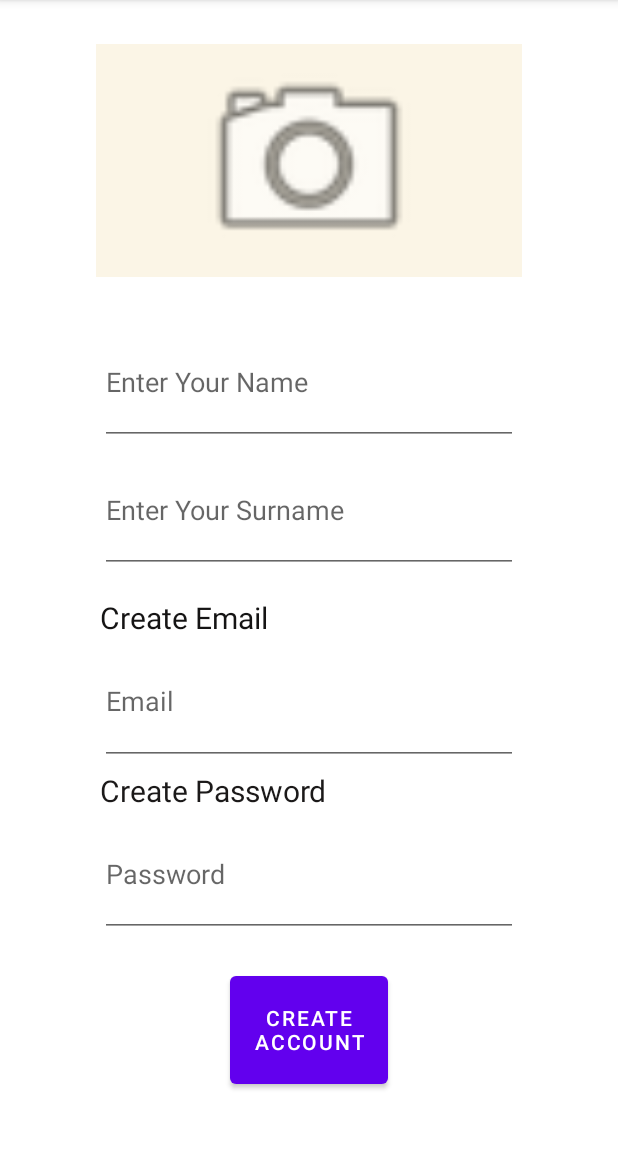
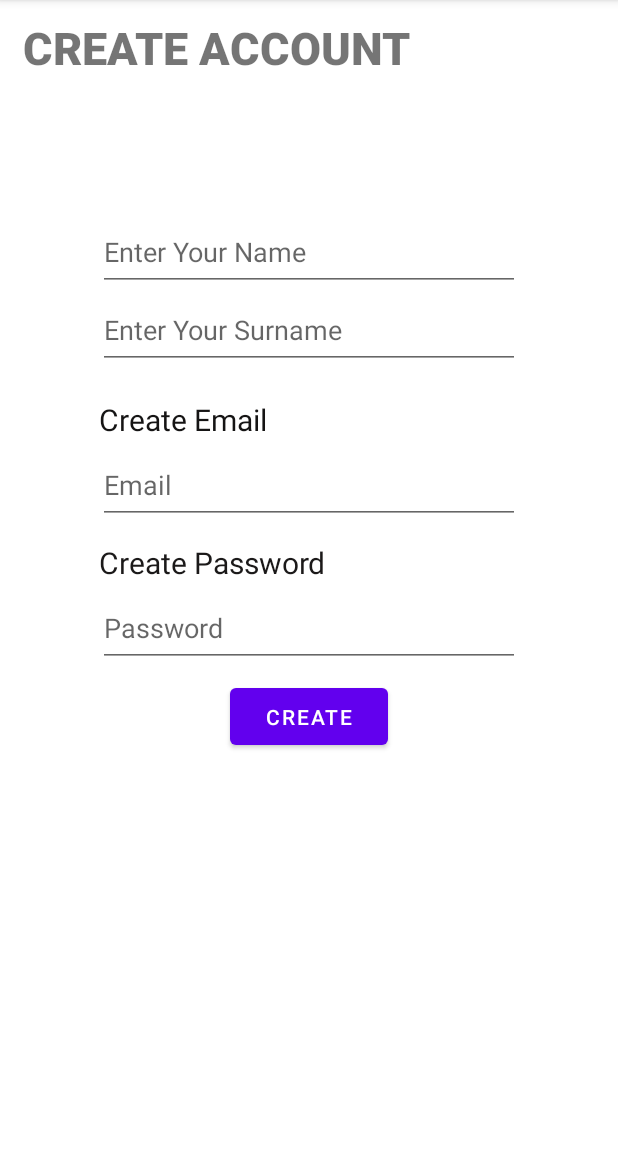
Before and after one commit to Osman0812/Seyahathanem, an Android app: the screen it shows after launch (LoginActivity), after a tap on "Create Account", on a phone screen of 412 x 824 dp, the part 84-1233 px from its top. Run offline under Robolectric (Android 15) with nearby library versions, the phone set to English and light mode, and no system bars; our stand-ins replace Firebase (no records; nobody signed in at launch, a user with empty details on screens opened directly).

```diff
--- a/app/src/main/java/com/example/seyahathanem/activities/ProfileActivity.kt
+++ b/app/src/main/java/com/example/seyahathanem/activities/ProfileActivity.kt
@@ -270,7 +270,8 @@ class ProfileActivity : AppCompatActivity() {
                     Picasso.get().load(profilePictureString).into(binding.imageView)
                     //binding.imageView.setImageURI(selectedPicture)
                 }else{
-                    Picasso.get().load(R.drawable.profilephoto).into(binding.imageView)
+                   // Picasso.get().load(R.drawable.noimg).into(binding.imageView)
+                    binding.imageView.setImageResource(R.drawable.profilephoto)
                 }
 
 
--- /dev/null
+++ b/app/src/main/res/drawable/message.xml
@@ -0,0 +1,5 @@
+<vector android:autoMirrored="true" android:height="24dp"
+    android:tint="#022CCB" android:viewportHeight="24"
+    android:viewportWidth="24" android:width="24dp" xmlns:android="http://schemas.android.com/apk/res/android">
+    <path android:fillColor="@android:color/white" android:pathData="M20,2L4,2c-1.1,0 -1.99,0.9 -1.99,2L2,22l4,-4h14c1.1,0 2,-0.9 2,-2L22,4c0,-1.1 -0.9,-2 -2,-2zM18,14L6,14v-2h12v2zM18,11L6,11L6,9h12v2zM18,8L6,8L6,6h12v2z"/>
+</vector>
--- a/app/src/main/res/layout/fragment_signup.xml
+++ b/app/src/main/res/layout/fragment_signup.xml
@@ -1,5 +1,4 @@
-<androidx.constraintlayout.widget.ConstraintLayout
-    xmlns:android="http://schemas.android.com/apk/res/android"
+<androidx.constraintlayout.widget.ConstraintLayout xmlns:android="http://schemas.android.com/apk/res/android"
     xmlns:app="http://schemas.android.com/apk/res-auto"
     xmlns:tools="http://schemas.android.com/tools"
     android:layout_width="match_parent"
@@ -7,118 +6,106 @@
     tools:context="com.example.seyahathanem.fragments.Signup">
 
     <TextView
-        android:id="@+id/textView2"
+        android:id="@+id/textView4"
         android:layout_width="wrap_content"
         android:layout_height="wrap_content"
-        android:text="Create Email"
-        android:textColor="#151414"
-        android:textSize="20sp"
-        app:layout_constraintBottom_toTopOf="@+id/signupEmailText"
-        app:layout_constraintStart_toStartOf="@+id/signupEmailText"
-        app:layout_constraintTop_toBottomOf="@+id/surnameText" />
+        android:fontFamily="sans-serif-black"
+        android:padding="10dp"
+        android:text="create account"
+        android:textAllCaps="true"
+        android:textSize="30sp"
+        app:layout_constraintEnd_toEndOf="parent"
+        app:layout_constraintHorizontal_bias="0.03"
+        app:layout_constraintStart_toStartOf="parent"
+        app:layout_constraintTop_toTopOf="parent">
+
+    </TextView>
+
+    <EditText
+        android:id="@+id/signupEmailText"
+        android:layout_width="281dp"
+        android:layout_height="52dp"
+        android:layout_marginTop="4dp"
+        android:autofillHints="emailAddress"
+        android:ems="10"
+        android:hint="Email"
+        android:inputType="textEmailAddress"
+        app:layout_constraintEnd_toEndOf="parent"
+        app:layout_constraintStart_toStartOf="parent"
+        app:layout_constraintTop_toBottomOf="@+id/textView2" />
+
+    <Button
+        android:id="@+id/createAccount"
+        android:layout_width="105dp"
+        android:layout_height="50dp"
+        android:layout_marginTop="8dp"
+        android:text="create"
+        app:layout_constraintEnd_toEndOf="parent"
+        app:layout_constraintStart_toStartOf="parent"
+        app:layout_constraintTop_toBottomOf="@+id/passwordText" />
 
     <TextView
         android:id="@+id/textView3"
         android:layout_width="wrap_content"
         android:layout_height="wrap_content"
+        android:layout_marginTop="12dp"
         android:text="Create Password"
         android:textColor="#1B1919"
         android:textSize="20sp"
-        app:layout_constraintBottom_toTopOf="@+id/passwordText"
-        app:layout_constraintStart_toStartOf="@+id/passwordText"
+        app:layout_constraintEnd_toEndOf="parent"
+        app:layout_constraintHorizontal_bias="0.251"
+        app:layout_constraintStart_toStartOf="parent"
         app:layout_constraintTop_toBottomOf="@+id/signupEmailText" />
 
-    <ImageView
-        android:id="@+id/profilePhoto"
-        android:layout_width="284dp"
-        android:layout_height="155dp"
-        android:layout_marginStart="66dp"
-        android:layout_marginTop="28dp"
-        android:layout_marginEnd="66dp"
-        android:layout_marginBottom="28dp"
-        android:background="#FBF5E6"
-        android:foregroundTint="#131111"
-        app:layout_constraintBottom_toTopOf="@+id/nameText"
+    <EditText
+        android:id="@+id/passwordText"
+        android:layout_width="281dp"
+        android:layout_height="52dp"
+        android:layout_marginTop="4dp"
+        android:autofillHints="password"
+        android:ems="10"
+        android:hint="Password"
+        android:inputType="textPassword"
         app:layout_constraintEnd_toEndOf="parent"
         app:layout_constraintStart_toStartOf="parent"
-        app:layout_constraintTop_toTopOf="parent"
-        app:srcCompat="@android:drawable/ic_menu_camera">
+        app:layout_constraintTop_toBottomOf="@+id/textView3" />
 
-    </ImageView>
+    <TextView
+        android:id="@+id/textView2"
+        android:layout_width="wrap_content"
+        android:layout_height="wrap_content"
+        android:layout_marginTop="20dp"
+        android:text="Create Email"
+        android:textColor="#151414"
+        android:textSize="20sp"
+        app:layout_constraintEnd_toEndOf="parent"
+        app:layout_constraintHorizontal_bias="0.218"
+        app:layout_constraintStart_toStartOf="parent"
+        app:layout_constraintTop_toBottomOf="@+id/surnameText" />
 
     <EditText
         android:id="@+id/nameText"
-        android:layout_width="0dp"
-        android:layout_height="0dp"
-        android:layout_marginStart="65dp"
-        android:layout_marginEnd="65dp"
-        android:layout_marginBottom="1dp"
+        android:layout_width="281dp"
+        android:layout_height="52dp"
+        android:layout_marginTop="80dp"
         android:autofillHints="name"
         android:ems="10"
         android:hint="@string/enter_your_name"
         android:inputType="text"
-        app:layout_constraintBottom_toTopOf="@+id/surnameText"
         app:layout_constraintEnd_toEndOf="parent"
         app:layout_constraintStart_toStartOf="parent"
-        app:layout_constraintTop_toBottomOf="@+id/profilePhoto" />
+        app:layout_constraintTop_toBottomOf="@+id/textView4" />
 
     <EditText
         android:id="@+id/surnameText"
-        android:layout_width="0dp"
-        android:layout_height="0dp"
-        android:layout_marginStart="65dp"
-        android:layout_marginEnd="65dp"
-        android:layout_marginBottom="16dp"
+        android:layout_width="281dp"
+        android:layout_height="52dp"
         android:autofillHints="username"
         android:ems="10"
         android:hint="@string/enter_your_surname"
         android:inputType="text"
-        app:layout_constraintBottom_toTopOf="@+id/textView2"
         app:layout_constraintEnd_toEndOf="parent"
         app:layout_constraintStart_toStartOf="parent"
         app:layout_constraintTop_toBottomOf="@+id/nameText" />
 
-    <EditText
-        android:id="@+id/signupEmailText"
-        android:layout_width="0dp"
-        android:layout_height="0dp"
-        android:layout_marginStart="65dp"
-        android:layout_marginEnd="65dp"
-        android:layout_marginBottom="3dp"
-        android:autofillHints="emailAddress"
-        android:ems="10"
-        android:hint="Email"
-        android:inputType="textEmailAddress"
-        app:layout_constraintBottom_toTopOf="@+id/textView3"
-        app:layout_constraintEnd_toEndOf="parent"
-        app:layout_constraintStart_toStartOf="parent"
-        app:layout_constraintTop_toBottomOf="@+id/textView2" />
-
-    <EditText
-        android:id="@+id/passwordText"
-        android:layout_width="0dp"
-        android:layout_height="0dp"
-        android:layout_marginStart="65dp"
-        android:layout_marginEnd="65dp"
-        android:layout_marginBottom="20dp"
-        android:autofillHints="password"
-        android:ems="10"
-        android:hint="Password"
-        android:inputType="textPassword"
-        app:layout_constraintBottom_toTopOf="@+id/createAccount"
-        app:layout_constraintEnd_toEndOf="parent"
-        app:layout_constraintStart_toStartOf="parent"
-        app:layout_constraintTop_toBottomOf="@+id/textView3" />
-
-    <Button
-        android:id="@+id/createAccount"
-        android:layout_width="105dp"
-        android:layout_height="0dp"
-        android:layout_marginBottom="38dp"
-        android:text="@string/create_account"
-        app:layout_constraintBottom_toBottomOf="parent"
-        app:layout_constraintEnd_toEndOf="parent"
-        app:layout_constraintStart_toStartOf="parent"
-        app:layout_constraintTop_toBottomOf="@+id/passwordText" />
-
 </androidx.constraintlayout.widget.ConstraintLayout>
```
Also changed, not shown: app/src/main/java/com/example/seyahathanem/adapters/SocialAdapter.kt (added, +67 -0 lines), app/src/main/java/com/example/seyahathanem/classes/ShareClass.kt (added, +10 -0 lines), app/src/main/java/com/example/seyahathanem/fragments/SocialFragment.kt (+90 -2 lines), app/src/main/res/layout/fragment_social.xml (+7 -1 lines), app/src/main/res/layout/social_row.xml (added, +59 -0 lines).
